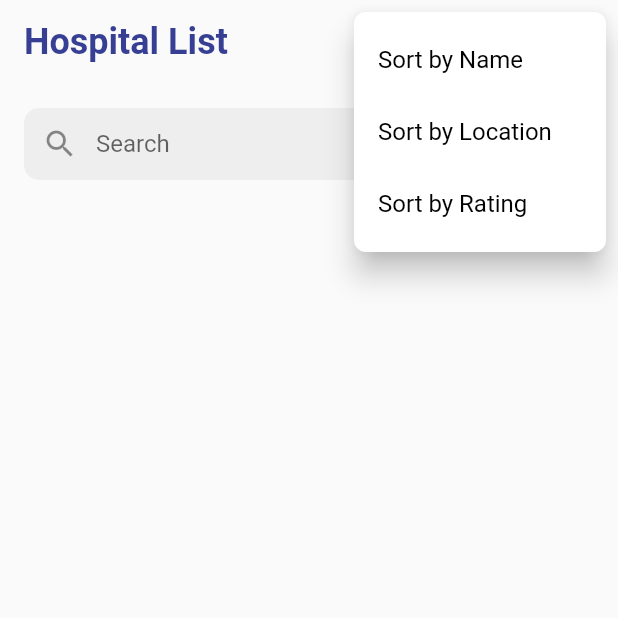
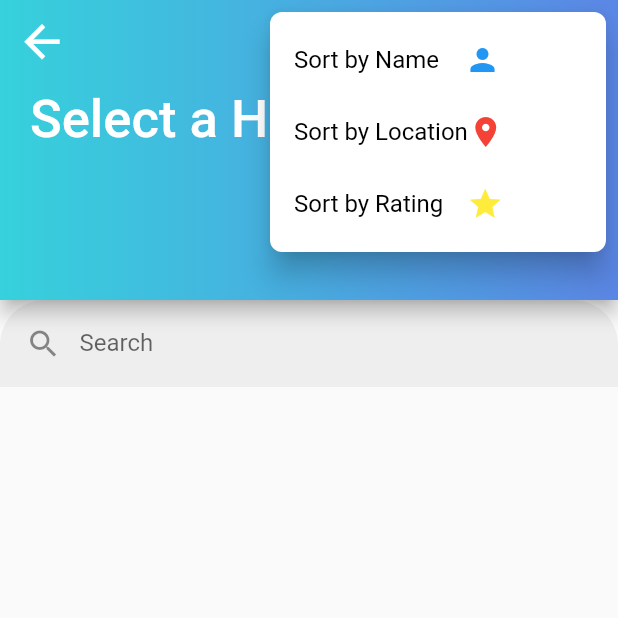
Before and after one commit to Anushkajain22/Easy-Diagnosis-App, a Flutter app: the screen it shows after launch, after a tap on the "sort" icon, on a phone screen of 412 x 824 dp, the top half of it. Run offline on Flutter 3.47's test engine with Material 2 defaults, Android fonts, the light colour scheme and no system bars; our stand-ins replace cloud_firestore, firebase_auth, firebase_core, google_sign_in, neumorphic_button, pinput; accounts and stored records are empty; Roboto replaces fonts that are missing (ProfessionalFont).

Commit message:
Update hospitalist2.dart

```diff
--- a/lib/hospitalist2.dart
+++ b/lib/hospitalist2.dart
@@ -1,4 +1,5 @@
 import 'package:cloud_firestore/cloud_firestore.dart';
+import 'package:firebase_core/firebase_core.dart';
 import 'package:flutter/material.dart';
 
 class HospitalList extends StatefulWidget {
@@ -19,17 +20,44 @@ class _HospitalListState extends State<HospitalList> {
   @override
   Widget build(BuildContext context) {
     return Scaffold(
-      appBar: AppBar(
+      appBar: PreferredSize(
+        preferredSize: Size.fromHeight(200.0),
+        child: AppBar(
           backgroundColor: Colors.transparent,
+          elevation: 5,
+          leading: IconButton(
+            icon: Icon(
+              Icons.arrow_back,
+              size: 35,
+            ),
+            onPressed: () {
+              // handle on press event
+            },
+          ),
+          flexibleSpace: Container(
+            decoration: BoxDecoration(
+              gradient: LinearGradient(
+                colors: [Color(0xfff36d1dc), Color(0xFFF5B86E5)],
+                begin: Alignment.centerLeft,
+                end: Alignment.centerRight,
+              ),
+            ),
+            child: FlexibleSpaceBar(
+              titlePadding: EdgeInsets.only(
+                left: 20.0,
+                bottom: 100,
+              ),
               title: Text(
-          'Hospital List',
+                'Select a Hospital',
                 style: TextStyle(
-              fontSize: 24,
-              fontWeight: FontWeight.bold,
+                  fontSize: 35,
+                  fontWeight: FontWeight.w500,
                   fontFamily: 'ProfessionalFont',
-              color: Color(0xFF363f93)),
+                  color: Colors.white,
                 ),
-        elevation: 0,
+              ),
+            ),
+          ),
           actions: [
             PopupMenuTheme(
               data: PopupMenuThemeData(
@@ -43,7 +71,7 @@ class _HospitalListState extends State<HospitalList> {
               child: PopupMenuButton<SortType>(
                 icon: Icon(
                   Icons.sort,
-                color: Colors.black,
+                  color: Colors.white,
                 ),
                 onSelected: (SortType selectedSortType) {
                   setState(() {
@@ -52,28 +80,64 @@ class _HospitalListState extends State<HospitalList> {
                     sortTests();
                   });
                 },
-              itemBuilder: (BuildContext context) => <PopupMenuEntry<SortType>>[
+                itemBuilder: (BuildContext context) =>
+                    <PopupMenuEntry<SortType>>[
                   PopupMenuItem<SortType>(
                     value: SortType.Name,
-                  child: Text('Sort by Name'),
+                    child: Row(
+                      children: [
+                        Text(
+                          'Sort by Name',
+                        ),
+                        SizedBox(width: 17),
+                        Icon(
+                          Icons.person,
+                          color: Colors.blue,
+                        ),
+                      ],
+                    ),
                   ),
                   PopupMenuItem<SortType>(
                     value: SortType.Location,
-                  child: Text('Sort by Location'),
+                    child: Row(
+                      children: [
+                        Text('Sort by Location'),
+                        Icon(
+                          Icons.location_on,
+                          color: Colors.red,
+                        ),
+                      ],
+                    ),
                   ),
                   PopupMenuItem<SortType>(
                     value: SortType.Rating,
-                  child: Text('Sort by Rating'),
+                    child: Row(
+                      children: [
+                        Text('Sort by Rating'),
+                        SizedBox(width: 16),
+                        Icon(
+                          Icons.star,
+                          color: Colors.yellow,
                         ),
                       ],
                     ),
                   ),
                 ],
               ),
+            ),
+          ],
+        ),
+      ),
       body: Column(
         children: [
-          Padding(
-            padding: EdgeInsets.all(16.0),
+          ClipRRect(
+            borderRadius: BorderRadius.only(
+              topLeft: Radius.circular(30),
+              topRight: Radius.circular(30),
+            ),
+            child: Container(
+              color: Colors.grey[200],
+              padding: EdgeInsets.all(5.0), // reduced padding
               child: TextField(
                 onChanged: (value) {
                   setState(() {
@@ -90,10 +154,12 @@ class _HospitalListState extends State<HospitalList> {
                     borderRadius: BorderRadius.circular(10.0),
                     borderSide: BorderSide.none,
                   ),
-                contentPadding:
-                    EdgeInsets.symmetric(horizontal: 16.0, vertical: 14.0),
+                  contentPadding: EdgeInsets.symmetric(
+                      horizontal: 10.0,
+                      vertical: 8.0), // reduced content padding
                   hintText: 'Search hospitals',
                   hintStyle: TextStyle(color: Colors.grey),
+                ),
               ),
             ),
           ),
@@ -174,7 +240,7 @@ class _HospitalListState extends State<HospitalList> {
                                         children: [
                                           Icon(
                                             Icons.location_on,
-                                            color: Colors.black54,
+                                            color: Colors.red,
                                             size: 16,
                                           ),
                                           SizedBox(width: 4),
```
Lines whose indentation alone changed are shown as unchanged.
